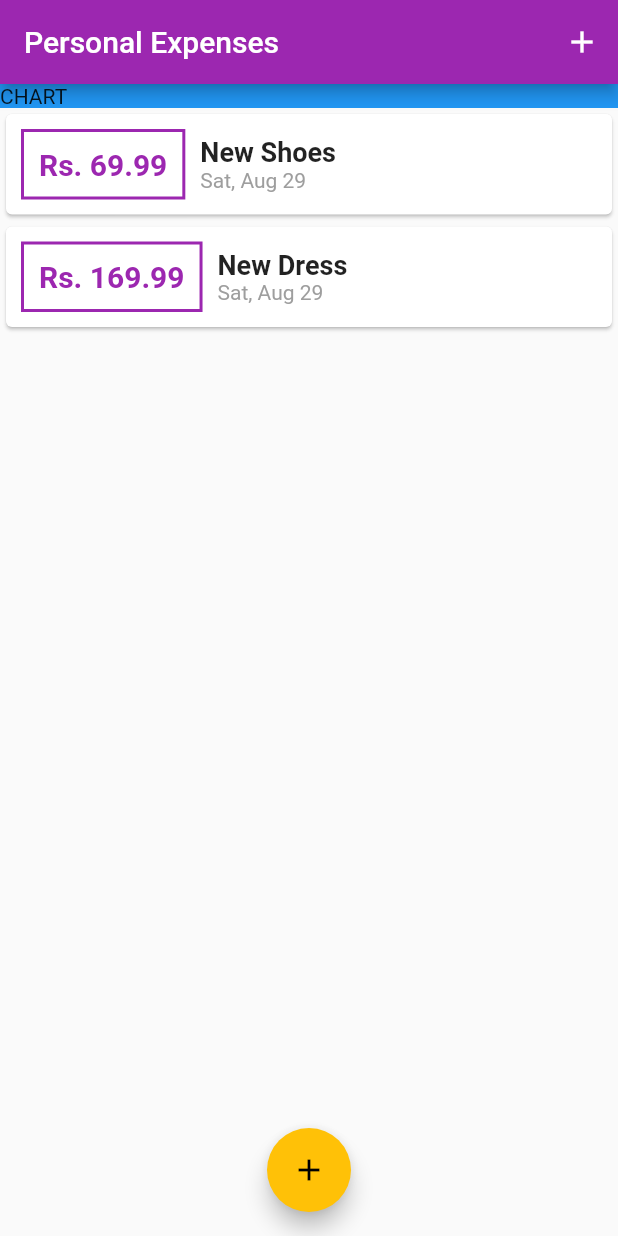
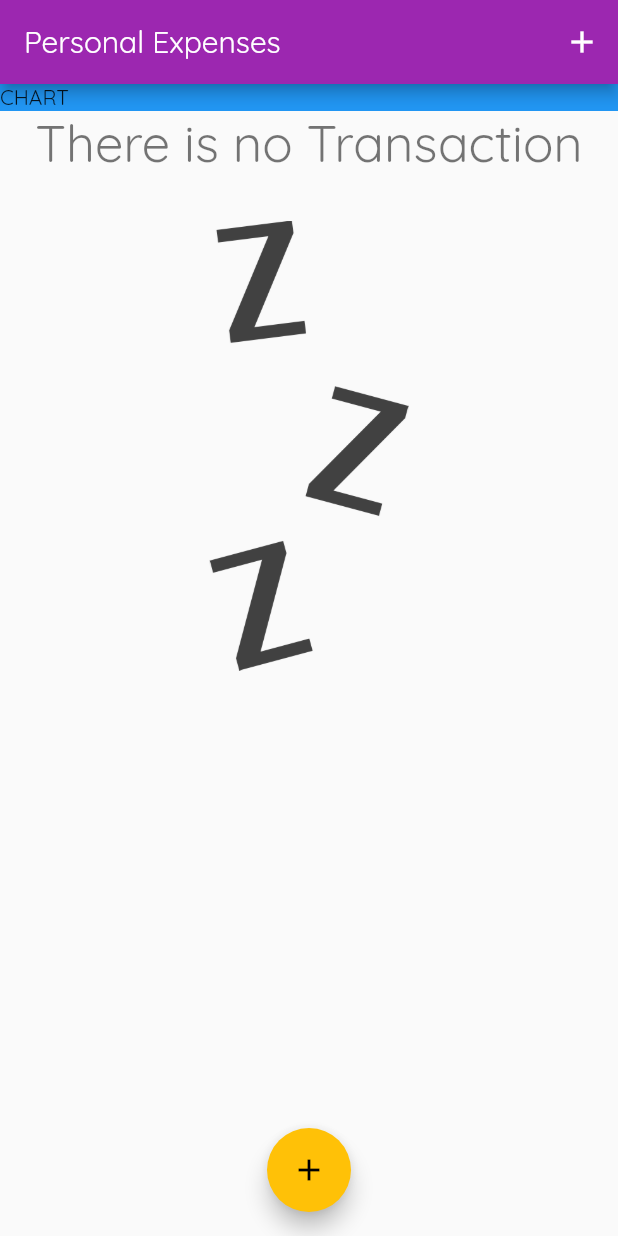
Before and after one commit to Adil-Rangila/personel_expense, a Flutter app: the screen it shows after launch, on a phone screen of 412 x 824 dp. Run offline on Flutter 3.47's test engine with Material 2 defaults, Android fonts, the phone set to English and light mode, and no system bars.

```diff
--- a/lib/main.dart
+++ b/lib/main.dart
@@ -14,6 +14,7 @@ class MyApp extends StatelessWidget {
       theme: ThemeData(
         primarySwatch: Colors.purple,
         accentColor: Colors.amber,
+        fontFamily: 'Quicksand',
       ),
       title: 'Personal Expenses',
       home: MyHomePage(),
@@ -28,18 +29,18 @@ class MyHomePage extends StatefulWidget {
 
 class _MyHomePageState extends State<MyHomePage> {
   final List<Transaction> _userTransactions = [
-    Transaction(
-      id: 't1',
-      title: 'New Shoes',
-      amount: 69.99,
-      date: DateTime.now(),
-    ),
-    Transaction(
-      id: 't2',
-      title: 'New Dress',
-      amount: 169.99,
-      date: DateTime.now(),
-    ),
+    // Transaction(
+    //   id: 't1',
+    //   title: 'New Shoes',
+    //   amount: 69.99,
+    //   date: DateTime.now(),
+    // ),
+    // Transaction(
+    //   id: 't2',
+    //   title: 'New Dress',
+    //   amount: 169.99,
+    //   date: DateTime.now(),
+    // ),
   ];
 
   void _addNewTransaction(String title, double amount) {
--- a/lib/widgets/transaction_list.dart
+++ b/lib/widgets/transaction_list.dart
@@ -11,7 +11,24 @@ class TransactionList extends StatelessWidget {
   Widget build(BuildContext context) {
     return Container(
       height: 500,
-      child: ListView.builder(
+      child: transactions.isEmpty
+          ? Column(
+              children: [
+                Text(
+                  'There is no Transaction',
+                  style: Theme.of(context).textTheme.headline4,
+                ),
+                SizedBox(height: 30),
+                Container(
+                  height: 300.0,
+                  child: Image.asset(
+                    'assets/images/waiting.png',
+                    fit: BoxFit.cover,
+                  ),
+                )
+              ],
+            )
+          : ListView.builder(
               itemCount: transactions.length,
               itemBuilder: (context, index) {
                 return Card(
@@ -45,7 +62,9 @@ class TransactionList extends StatelessWidget {
                             ),
                           ),
                           Text(
-                      DateFormat().add_MMMEd().format(transactions[index].date),
+                            DateFormat()
+                                .add_MMMEd()
+                                .format(transactions[index].date),
                             style: TextStyle(
                               fontSize: 14,
                               color: Colors.grey,
```
Also changed, not shown: pubspec.yaml (+13 -15 lines), assets/fonts/OpenSans-Bold.ttf (added), assets/fonts/OpenSans-Regular.ttf (added), assets/fonts/Quicksand-Bold.ttf (added), assets/fonts/Quicksand-Light.ttf (added), assets/fonts/Quicksand-Medium.ttf (added), assets/fonts/Quicksand-Regular.ttf (added), assets/images/waiting.png (added). Lines whose indentation alone changed are shown as unchanged.
